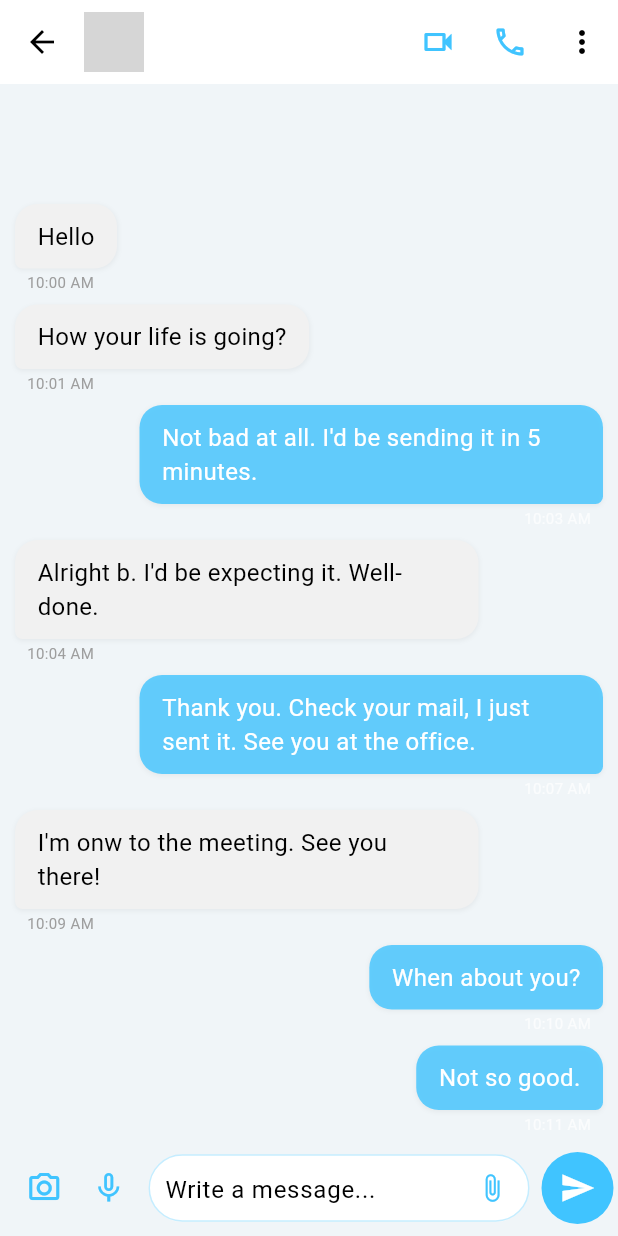
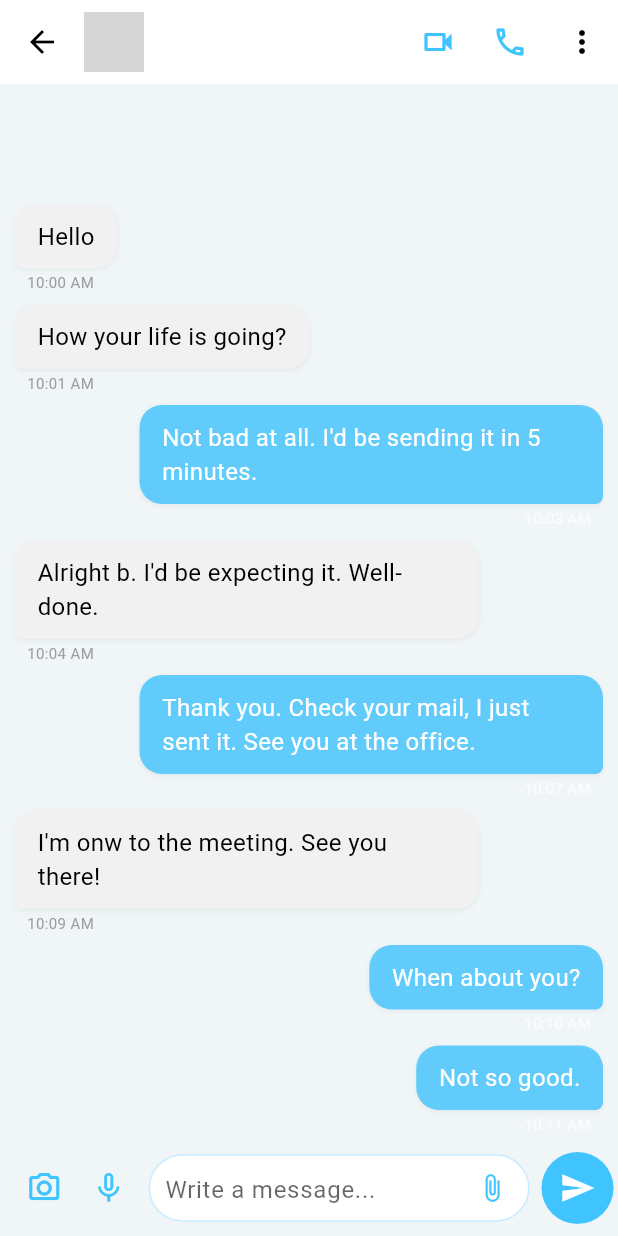
Before and after one commit to jui1960/Chat-App-----flutter, a Flutter app: the ChatScreen screen opened directly with empty values, on a phone screen of 412 x 824 dp. Run offline on Flutter 3.47's test engine with Material 3 defaults, Android fonts, the phone set to English and light mode, and no system bars; our stand-ins replace cloud_firestore, firebase_auth, firebase_core, shared_preferences; accounts and stored records are empty; network calls fail; grey boxes are pictures that could not be loaded.

Commit message:
dark mode fixed

```diff
--- a/lib/widget/message_input.dart
+++ b/lib/widget/message_input.dart
@@ -13,6 +13,10 @@ class MessageInput extends StatelessWidget {
     final scaffoldColor = Theme.of(context).scaffoldBackgroundColor;
     final inputFillColor = isDarkMode ? const Color(0xFF1E2733) : Colors.white;
     final controller = TextEditingController();
+
+    // --- FIX: Determine hint text color based on theme ---
+    final hintTextColor = isDarkMode ? Colors.white : Colors.black;
+    // -----------------------------------------------------
 
     void sendMessage() {
       if (controller.text.trim().isNotEmpty) {
@@ -55,9 +59,7 @@ class MessageInput extends StatelessWidget {
             onPressed: startVoiceRecording,
           ),
 
-          // *** REMOVED: Removed the SizedBox that was creating extra space ***
-
-          // 3. Text Input Field (Now takes maximum available space up to the voice icon)
+          // 3. Text Input Field (Now takes maximum possible space)
           Expanded(
             child: Container(
               // Reduced internal left padding of the text field
@@ -76,6 +78,10 @@ class MessageInput extends StatelessWidget {
                   hintText: 'Write a message...',
                   border: InputBorder.none,
                   contentPadding: const EdgeInsets.symmetric(vertical: 10, horizontal: 0),
+
+                  // --- APPLY FIX: Set the hintStyle color ---
+                  hintStyle: TextStyle(color: hintTextColor.withOpacity(0.6)),
+                  // ------------------------------------------
 
                   // Attachment Icon (Inside)
                   suffixIcon: IconButton(
```
Also changed, not shown: lib/main.dart (+7 -2 lines), lib/theme_notifier.dart (+25 -1 lines).
